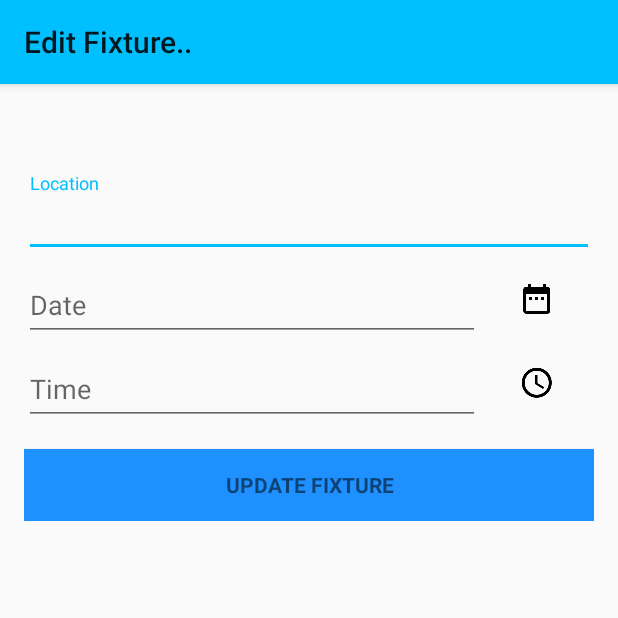
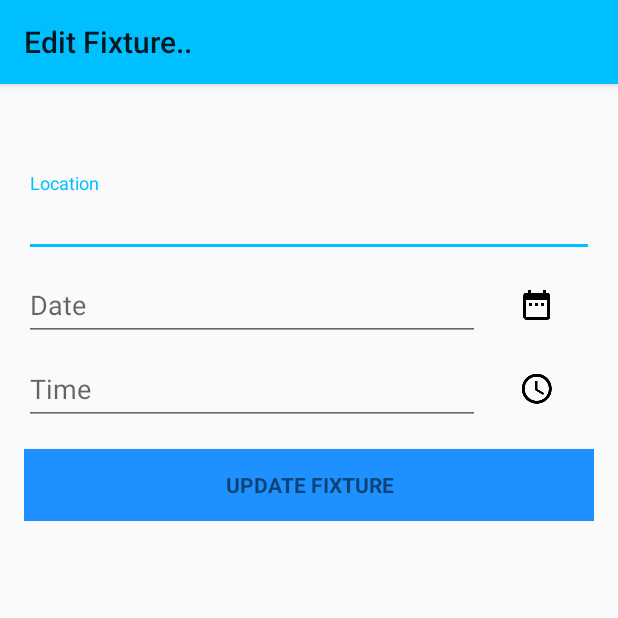
Before and after one commit to abhi270595/FootballManagerApp, an Android app: the EditFixture screen opened directly, with no data from a screen before it, on a phone screen of 412 x 824 dp, the top half of it. Run offline under Robolectric (Android 15) with nearby library versions, the phone set to English and light mode, and no system bars.

```diff
--- a/app/src/main/java/com/example/abhi270595/footballmanager/EditFixture.java
+++ b/app/src/main/java/com/example/abhi270595/footballmanager/EditFixture.java
@@ -15,6 +15,7 @@ import android.view.View;
 import android.widget.Button;
 import android.widget.DatePicker;
 import android.widget.EditText;
+import android.widget.ImageButton;
 import android.widget.TextView;
 import android.widget.TimePicker;
 
@@ -28,6 +29,8 @@ public class EditFixture extends AppCompatActivity {
     private TextView fixtureName;
     private Button update;
     private String tour_name;
+    private ImageButton dateButton;
+    private ImageButton timeButton;
 
     @Override
     protected void onCreate(Bundle savedInstanceState) {
@@ -48,7 +51,8 @@ public class EditFixture extends AppCompatActivity {
         fixtureName.setText(tour_name);
         fixtureLocation = (EditText) findViewById(R.id.fixture_location);
         fixtureTime = (EditText) findViewById(R.id.fixture_time);
-        fixtureTime.setOnClickListener(new View.OnClickListener() {
+        timeButton = (ImageButton) findViewById(R.id.time_button);
+        timeButton.setOnClickListener(new View.OnClickListener() {
             @Override
             public void onClick(View v) {
                 Calendar mcurrentTime = Calendar.getInstance();
@@ -67,7 +71,8 @@ public class EditFixture extends AppCompatActivity {
         });
 
         fixtureDate = (EditText) findViewById(R.id.fixture_date);
-        fixtureDate.setOnClickListener(new View.OnClickListener() {
+        dateButton = (ImageButton) findViewById(R.id.date_button);
+        dateButton.setOnClickListener(new View.OnClickListener() {
             @Override
             public void onClick(View v) {
                 Calendar mcurrentDate = Calendar.getInstance();
--- a/app/src/main/res/layout/activity_edit_fixture.xml
+++ b/app/src/main/res/layout/activity_edit_fixture.xml
@@ -73,7 +73,7 @@
                 android:id="@+id/date_button"
                 android:src="@drawable/ic_date_range_black_24dp"
                 android:background="@null"
-                android:layout_marginTop="16dp"
+                android:layout_marginTop="20dp"
                 />
 
         </LinearLayout>
@@ -105,7 +105,7 @@
                 android:id="@+id/time_button"
                 android:src="@drawable/ic_access_time_black_24dp"
                 android:background="@null"
-                android:layout_marginTop="16dp"
+                android:layout_marginTop="20dp"
                 />
 
         </LinearLayout>
```
